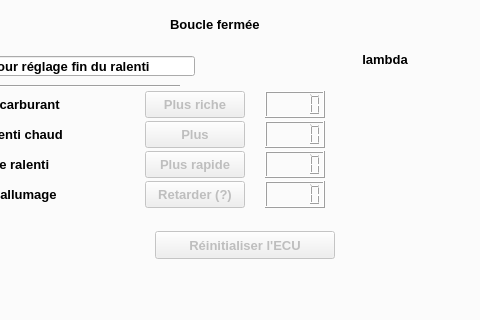
The window that mainwindow.ui (mini56/Mems-scan-fr) describes before a commit, drawn with Qt 5; both pictures show x 497 to 977 and y 370 to 690 of the 1300 by 690 pixel window.
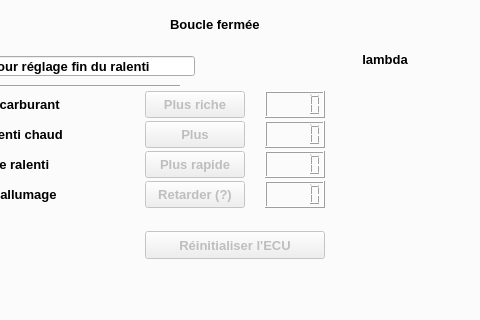
The same window after the commit. The open tabs and pages were chosen to show the change. Custom widgets are drawn as their Qt base class.

Diff of the .ui file:
```diff
--- a/mainwindow.ui
+++ b/mainwindow.ui
@@ -1278,7 +1278,7 @@
       </property>
       <property name="geometry">
        <rect>
-        <x>650</x>
+        <x>640</x>
         <y>520</y>
         <width>180</width>
         <height>28</height>
```
